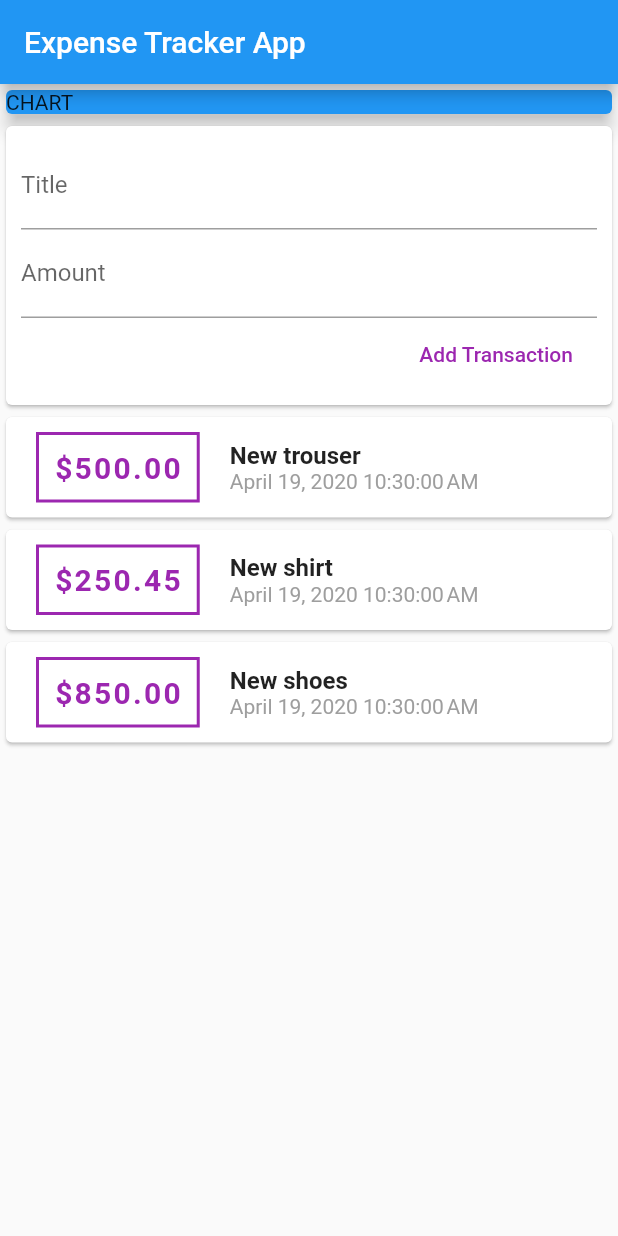
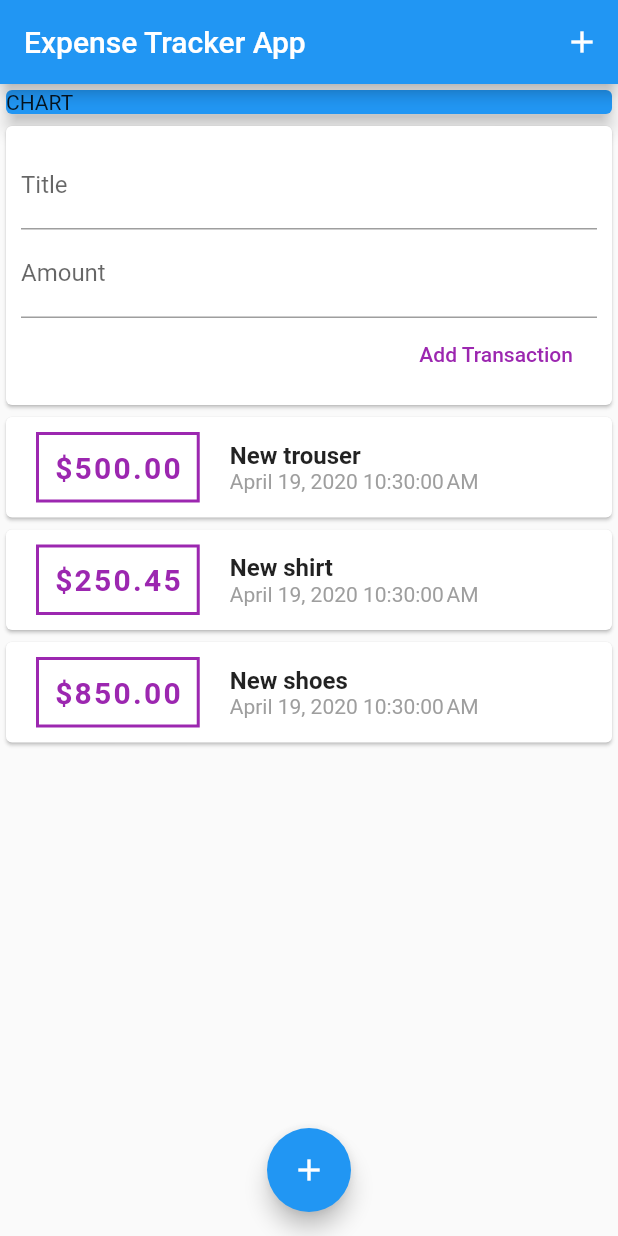
Before and after one commit to Isaacobuya5/expense_tracker_mobileapp, a Flutter app: the screen it shows after launch, on a phone screen of 412 x 824 dp. Run offline on Flutter 3.47's test engine with Material 2 defaults, Android fonts, the phone set to English and light mode, and no system bars.

Commit message:
add AppBar icon and floating icon button

```diff
--- a/lib/main.dart
+++ b/lib/main.dart
@@ -25,6 +25,10 @@ class MyHomePage extends StatelessWidget {
     return Scaffold(
       appBar: AppBar(
         title: Text("Expense Tracker App"),
+        actions: <Widget>[
+           IconButton(icon: Icon(Icons.add, color: Colors.white,),
+           onPressed: (){})
+        ],
       ),
       body: SingleChildScrollView(
      child: Column(
@@ -43,7 +47,12 @@ class MyHomePage extends StatelessWidget {
          UserTransactions()
          ],
         ),
+      ),
+      floatingActionButtonLocation: FloatingActionButtonLocation.centerFloat,
+      floatingActionButton: FloatingActionButton(
+        onPressed: (){},
+        child: Icon(Icons.add),
       )
-      );
+    );
   }
 }
```
